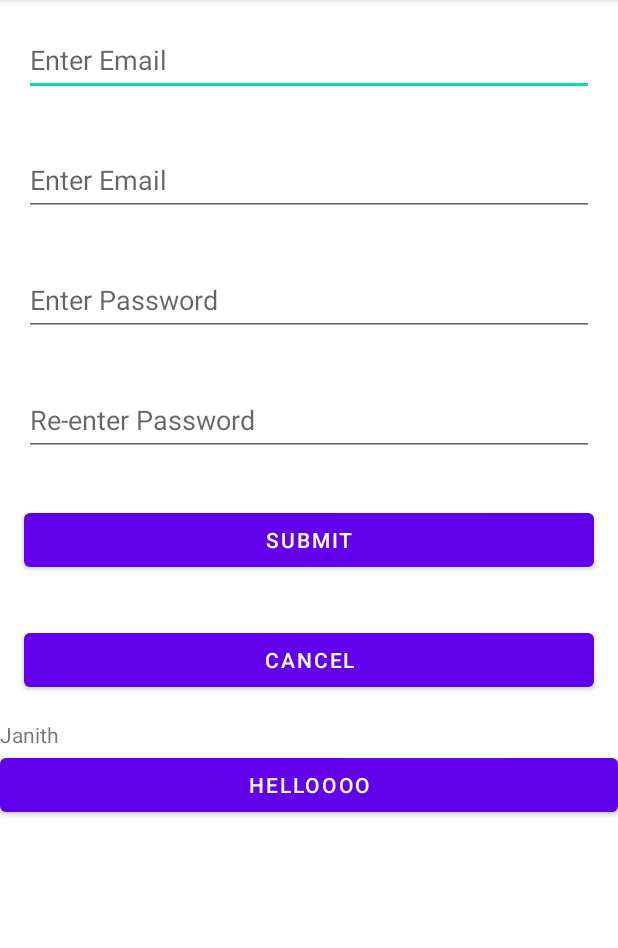
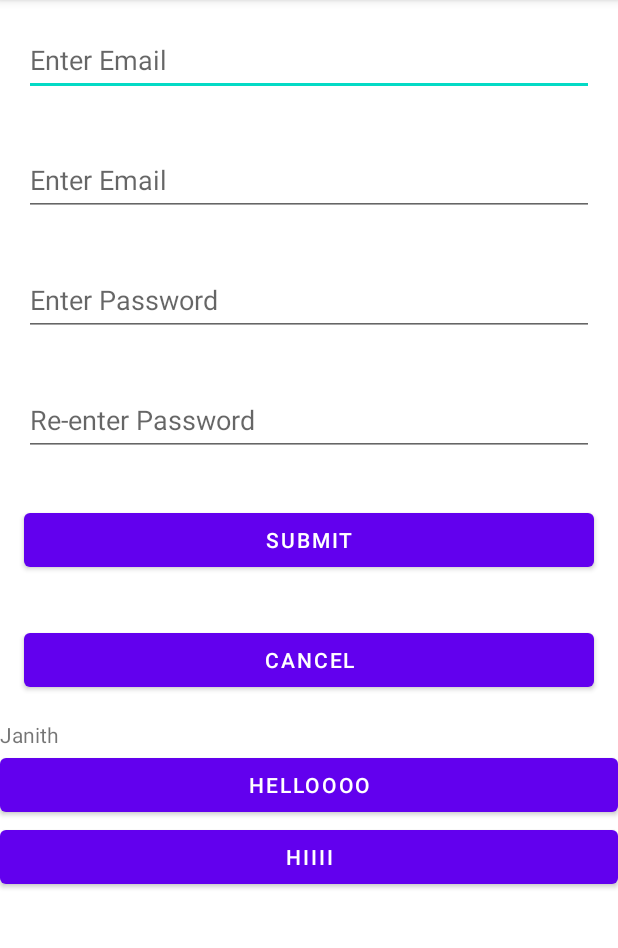
Before and after one commit to RanushSanjula/MAD-Lab4, an Android app: the screen it shows after launch (MainActivity), on a phone screen of 412 x 824 dp, the part 84-1032 px from its top. Run offline under Robolectric (Android 15) with nearby library versions, the phone set to English and light mode, and no system bars.

Commit message:
Add hiiii

```diff
--- a/app/src/main/res/layout/activity_main.xml
+++ b/app/src/main/res/layout/activity_main.xml
@@ -86,4 +86,10 @@
         android:layout_width="match_parent"
         android:layout_height="wrap_content"
         android:text="helloooo" />
+
+    <Button
+        android:id="@+id/button4"
+        android:layout_width="match_parent"
+        android:layout_height="wrap_content"
+        android:text="Hiiii" />
 </LinearLayout>
```
